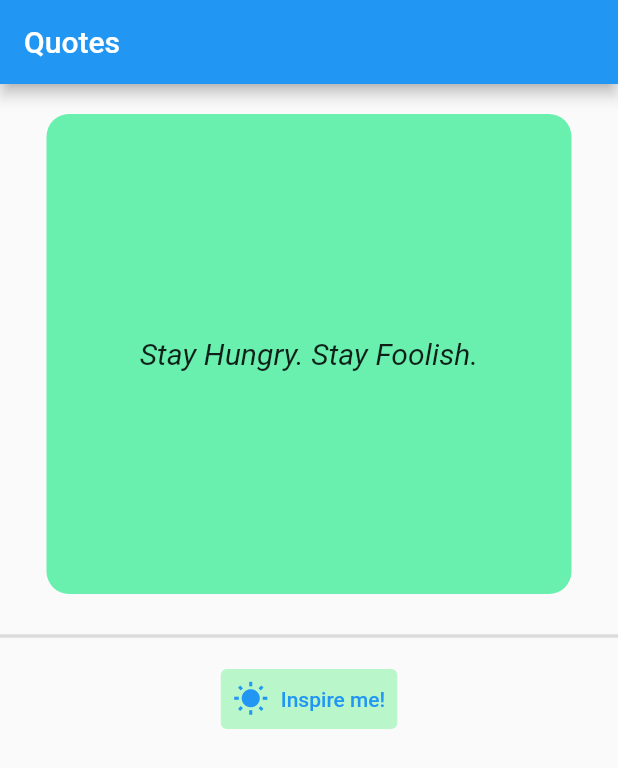
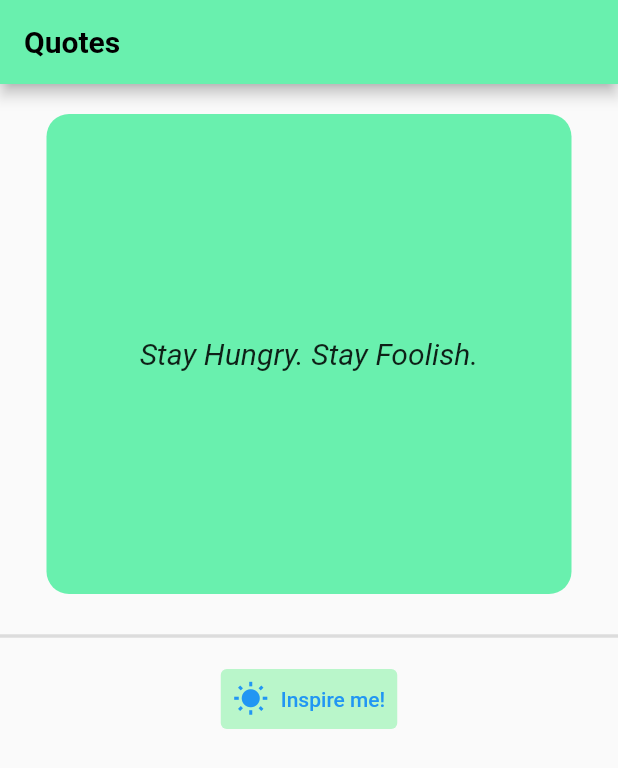
Before and after one commit to ahmedXkaram/Flutter_Quotes_App, a Flutter app: the screen it shows after launch, on a phone screen of 412 x 824 dp. Shown: the top 768 px of the screen. Run offline on Flutter 3.47's test engine with Material 2 defaults, Android fonts, the phone set to English and light mode, and no system bars.

Commit message:
Color Change

```diff
--- a/lib/quotes.dart
+++ b/lib/quotes.dart
@@ -20,7 +20,14 @@ class _WisdomState extends State<Wisdom> {
   Widget build(BuildContext context) {
     return Scaffold(
       appBar: AppBar(
-        title: Text('Quotes'),
+        backgroundColor: Colors.greenAccent[200],
+        title: Text(
+          'Quotes',
+          style: TextStyle(
+            color: Colors.black,
+            fontWeight: FontWeight.w700,
+          ),
+        ),
       ),
       body: Container(
         child: Column(
```
